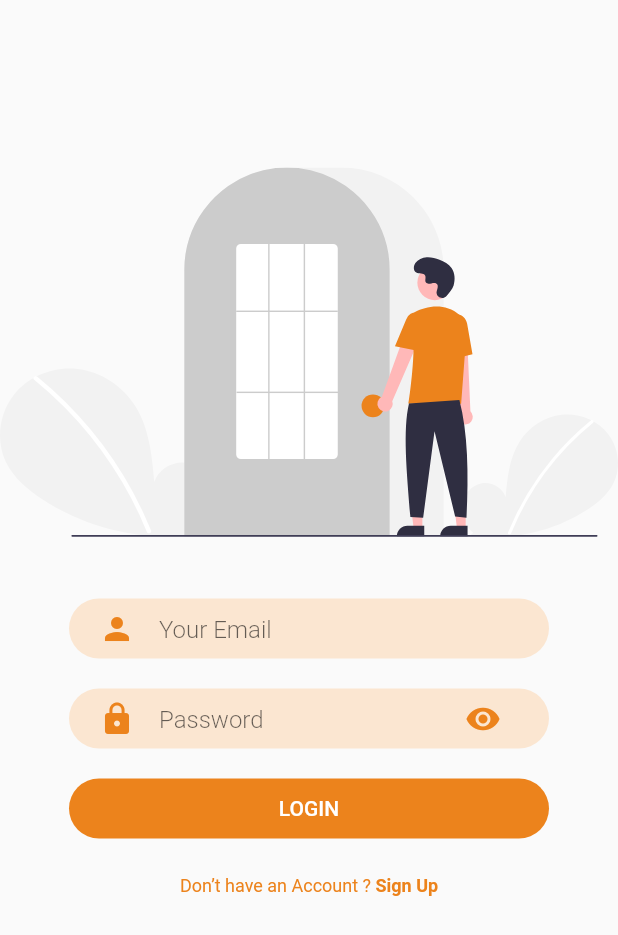
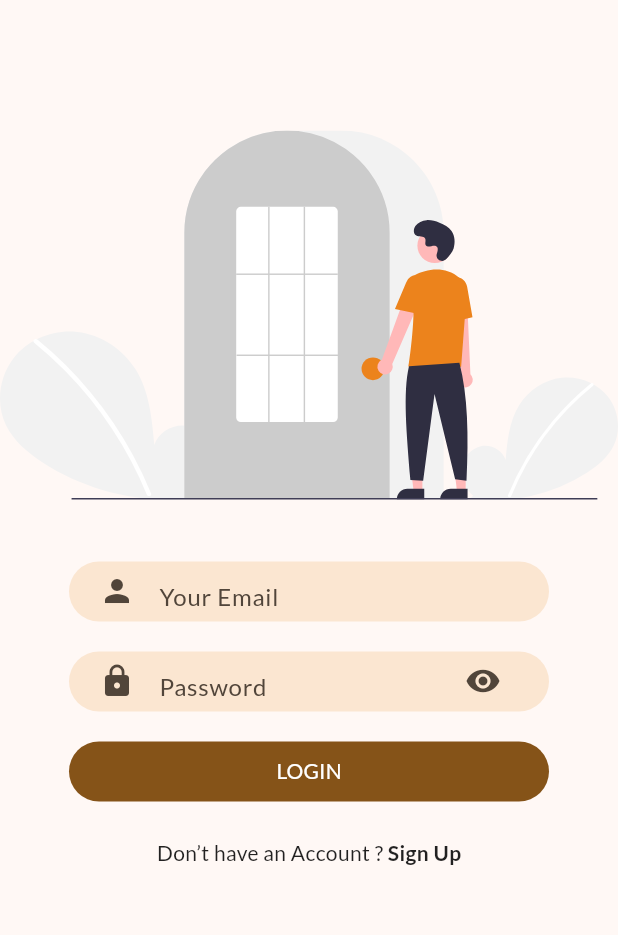
Before and after one commit to tinoper/miflutterapp, a Flutter app: the screen it shows after launch, on a phone screen of 412 x 824 dp. Shown: the top 935 px of the screen. Run offline on Flutter 3.47's test engine with Material 2 defaults, Android fonts, the phone set to English and light mode, and no system bars; our stand-ins replace flutter_svg, go_router, google_fonts; statements that could not run were skipped.

Commit message:
Material3, colorSchemeSeed and Google Fonts

```diff
--- /dev/null
+++ b/lib/config/theme/app_theme.dart
@@ -0,0 +1,10 @@
+import 'package:flutter/material.dart';
+import 'package:google_fonts/google_fonts.dart';
+
+class AppTheme {
+  ThemeData getTheme() => ThemeData(
+        useMaterial3: true,
+        colorSchemeSeed: Colors.orange,
+        textTheme: GoogleFonts.latoTextTheme(ThemeData().textTheme),
+      );
+}
--- a/lib/main.dart
+++ b/lib/main.dart
@@ -1,5 +1,5 @@
 import 'package:flutter/material.dart';
-import 'package:miflutterapp/presentation/ui_params/my_app_theme.dart';
+import 'config/theme/app_theme.dart';
 import 'routes/app_router.dart';
 
 void main() {
@@ -11,13 +11,16 @@ class MyApp extends StatelessWidget {
   Widget build(BuildContext context) {
     final _router = AppRouter();
 
+    final AppTheme appBarTheme = AppTheme();
+
     return MaterialApp.router(
       debugShowCheckedModeBanner: false,
       routeInformationProvider: _router.router.routeInformationProvider,
       routeInformationParser: _router.router.routeInformationParser,
       routerDelegate: _router.router.routerDelegate,
       title: 'MiFlutterApp',
-      theme: buildMyAppTheme(),
+      // theme: buildMyAppTheme(),
+      theme: appBarTheme.getTheme(),
     );
   }
 }
--- a/lib/presentation/login/view/login_page.dart
+++ b/lib/presentation/login/view/login_page.dart
@@ -13,7 +13,6 @@ class LoginPage extends StatelessWidget {
 
   @override
   Widget build(BuildContext context) {
-    final TextTheme textTheme = Theme.of(context).textTheme;
     Size size = MediaQuery.of(context).size;
     return Scaffold(
       body: Container(
@@ -24,7 +23,6 @@ class LoginPage extends StatelessWidget {
             mainAxisAlignment: MainAxisAlignment.center,
             children: <Widget>[
               SizedBox(height: size.height * 0.08),
-              SizedBox(height: size.height * 0.03),
               SvgPicture.asset(
                 "assets/icons/login.svg",
                 height: size.height * 0.35,
@@ -61,8 +59,8 @@ class LoginPage extends StatelessWidget {
                     onTap: () => context.pushNamed(SignUpPage.name),
                     child: Text(
                       "Sign Up",
-                      style: textTheme.bodyText2?.copyWith(
-                        fontWeight: FontWeight.bold,
+                      style: TextStyle(
+                        fontWeight: FontWeight.w700,
                       ),
                     ),
                   ),
--- a/lib/presentation/shared/rounded_button.dart
+++ b/lib/presentation/shared/rounded_button.dart
@@ -1,5 +1,4 @@
 import 'package:flutter/material.dart';
-import 'package:flutter/rendering.dart';
 import 'package:miflutterapp/presentation/ui_params/colors.dart';
 import 'package:miflutterapp/presentation/ui_params/miflutterapp_sizes.dart';
 
@@ -21,14 +20,7 @@ class RoundedButton extends StatelessWidget {
     return Container(
       height: MiFlutterAppSizes.normalButtonHeight,
       width: MiFlutterAppSizes.normalButtonWidth,
-      child: ElevatedButton(
-        style: ElevatedButton.styleFrom(
-          elevation: MiFlutterAppSizes.normalElevation,
-          shape: new RoundedRectangleBorder(
-            borderRadius:
-                new BorderRadius.circular(MiFlutterAppSizes.borderRadiusButton),
-          ),
-        ),
+      child: FilledButton(
         onPressed: press,
         child: Text(
           text,
--- a/lib/presentation/shared/rounded_input_field.dart
+++ b/lib/presentation/shared/rounded_input_field.dart
@@ -19,16 +19,15 @@ class RoundedInputField extends StatelessWidget {
     return TextFieldContainer(
       child: TextField(
         onChanged: onChanged,
-        cursorColor: MiFlutterAppColors.primaryColor,
+        //cursorColor: MiFlutterAppColors.primaryColor,
         decoration: InputDecoration(
           icon: Icon(
             icon,
-            color: MiFlutterAppColors.primaryColor,
+            // color: MiFlutterAppColors.primaryColor,
           ),
           hintText: hintText,
           border: InputBorder.none,
         ),
-        //Style->TextTheme.subtitle1 but Color doesn't works
       ),
     );
   }
--- a/lib/presentation/shared/rounded_password_field.dart
+++ b/lib/presentation/shared/rounded_password_field.dart
@@ -17,17 +17,14 @@ class RoundedPasswordField extends StatelessWidget {
       child: TextField(
         obscureText: true,
         onChanged: onChanged,
-        cursorColor: MiFlutterAppColors.primaryColor,
         decoration: InputDecoration(
           hintText:
               isConfirmationPassword ? "Confirmation Password" : "Password",
           icon: Icon(
             Icons.lock,
-            color: MiFlutterAppColors.primaryColor,
           ),
           suffixIcon: Icon(
             Icons.visibility,
-            color: MiFlutterAppColors.primaryColor,
           ),
           border: InputBorder.none,
         ),
--- a/lib/presentation/ui_params/my_app_theme.dart
+++ /dev/null
@@ -1,88 +0,0 @@
-import 'package:flutter/cupertino.dart';
-import 'package:flutter/material.dart';
-import 'package:miflutterapp/presentation/ui_params/miflutterapp_sizes.dart';
-
-import 'colors.dart';
-
-ThemeData buildMyAppTheme() {
-  final ColorScheme colorScheme = const ColorScheme.light().copyWith(
-    primary: MiFlutterAppColors.primaryColor,
-    secondary: MiFlutterAppColors.secondaryColor,
-  );
-
-  final ThemeData base = ThemeData.light();
-  return base.copyWith(
-    primaryColor: MiFlutterAppColors.primaryColor,
-    backgroundColor: MiFlutterAppColors.secondaryColor,
-    //canvasColor: white,
-    visualDensity: VisualDensity.adaptivePlatformDensity,
-    colorScheme: colorScheme,
-
-    ///accentColor es el color secundario.Usualmente se usa en tab activo, input text con foco, checkedboxes,etc
-    accentColor: MiFlutterAppColors.secondaryColor,
-    appBarTheme: _buildMyAppBarTheme(),
-    //scaffoldBackgroundColor: backGroundColor,
-    iconTheme: base.iconTheme.copyWith(
-      color: Colors.red,
-    ),
-    inputDecorationTheme:
-        base.inputDecorationTheme.copyWith(fillColor: Colors.red),
-    textTheme: _buildMyAppTextTheme(base.textTheme),
-    // Si es necesario usar otro color que el secundario para el FAB
-    // floatingActionButtonTheme:
-    //     FloatingActionButtonThemeData(backgroundColor: primaryColor),
-  );
-}
-
-TextTheme _buildMyAppTextTheme(TextTheme base) {
-  return base
-      .copyWith(
-        // Usada en titulo de pantalla Login
-        headline6: base.headline6?.copyWith(
-          fontWeight: FontWeight.bold,
-          color: MiFlutterAppColors.fontColor,
-        ),
-        headline4: base.headline4?.copyWith(
-          fontWeight: FontWeight.bold,
-          color: Colors.white,
-        ),
-        //TextFormField, TextField
-        subtitle1: base.subtitle1?.copyWith(
-          fontSize: MiFlutterAppSizes.miFlutterAppHintTextSize,
-          fontWeight: FontWeight.w300,
-          color: MiFlutterAppColors.fontColor,
-        ),
-
-        subtitle2: base.subtitle2?.copyWith(
-          //fontSize: MiFlutterAppSizes.miFlutterAppHintTextSize,
-          fontWeight: FontWeight.w300,
-        ),
-
-        bodyText1: base.bodyText1?.copyWith(),
-        //Text Widget
-        bodyText2: base.bodyText2?.copyWith(
-          fontSize: MiFlutterAppSizes.t7,
-          color: MiFlutterAppColors.primaryColor,
-        ),
-
-        // Usada pantalla Login, al preguntar si no tiene cuenta
-        caption: base.caption?.copyWith(
-          fontWeight: FontWeight.w400,
-          fontSize: 20,
-          color: MiFlutterAppColors.fontColor,
-        ),
-        //ElevatedButton
-        button: base.button?.copyWith(
-          color: MiFlutterAppColors.secondaryColor,
-          fontSize: MiFlutterAppSizes.normalButtonText,
-        ),
-      )
-      .apply(fontFamily: 'Roboto');
-}
-
-AppBarTheme _buildMyAppBarTheme() {
-  return AppBarTheme(
-    elevation: 4.0,
-    color: MiFlutterAppColors.primaryColor,
-  );
-}
--- a/pubspec.yaml
+++ b/pubspec.yaml
@@ -14,6 +14,7 @@ dependencies:
   cupertino_icons: ^1.0.4
   flutter_svg: ^2.0.5
   go_router: ^6.0.8
+  google_fonts: ^4.0.3
 
 dev_dependencies:
   flutter_test:
@@ -28,8 +29,3 @@ flutter:
   assets:
     - assets/icons/
     - assets/images/
-
-  fonts:
-    - family: Ranchers
-      fonts:
-        - asset: assets/fonts/Ranchers-Regular.ttf
```
Also changed, not shown: lib/presentation/player_list/view/widgets/item_card_player.dart (+10 -4 lines), lib/presentation/user_profile/view/user_profile_page.dart (+17 -16 lines), assets/fonts/Ranchers-Regular.ttf (deleted), 6 other files.
